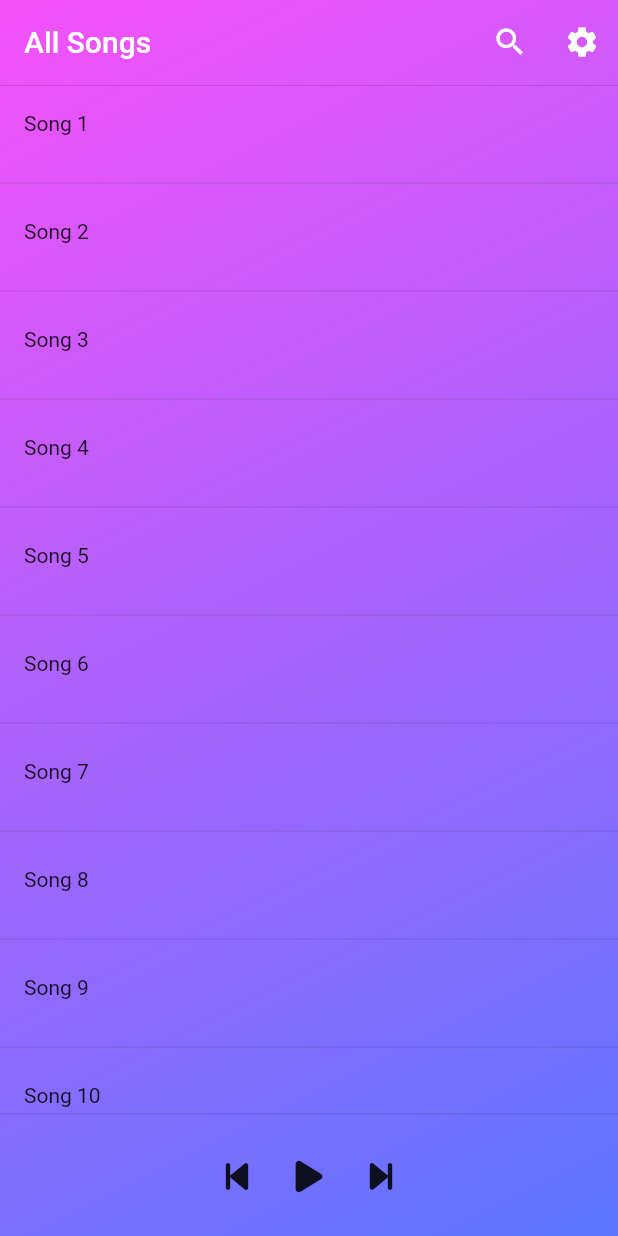
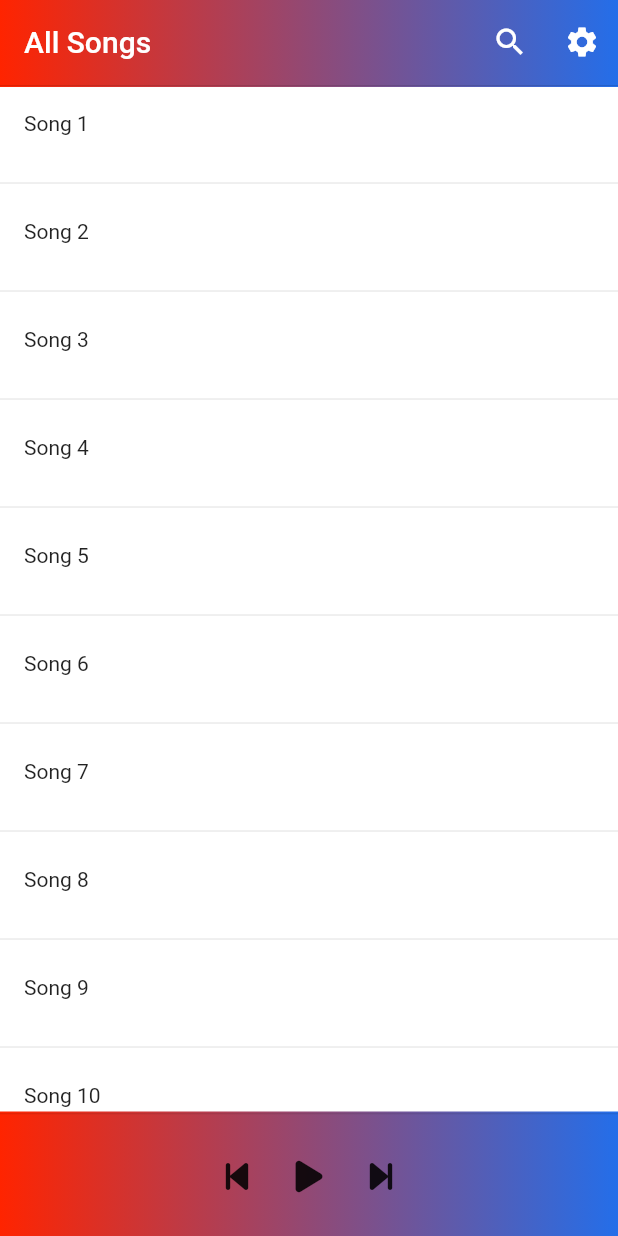
Before and after one commit to Yeezy97/music_player, a Flutter app: the screen it shows after launch, on a phone screen of 412 x 824 dp. Run offline on Flutter 3.47's test engine with Material 2 defaults, Android fonts, the light colour scheme and no system bars; our stand-ins replace font_awesome_flutter.

Commit message:
customizing music list

```diff
--- a/lib/components/custom_drawer.dart
+++ b/lib/components/custom_drawer.dart
@@ -1,4 +1,5 @@
 import 'package:flutter/material.dart';
+import 'package:music_player/components/drawer_menu_buttons.dart';
 import 'package:music_player/music_screen.dart';
 
 class CustomDrawer extends StatefulWidget {
@@ -8,24 +9,27 @@ class CustomDrawer extends StatefulWidget {
   State<CustomDrawer> createState() => _CustomDrawerState();
 }
 
-class _CustomDrawerState extends State<CustomDrawer> with SingleTickerProviderStateMixin {
-
+class _CustomDrawerState extends State<CustomDrawer>
+    with SingleTickerProviderStateMixin {
   late AnimationController animationController;
   final int minDragStartEdge = 365;
   final int maxDragStartEdge = 0;
   late bool _canBeDragged;
 
   @override
-  void initState(){
+  void initState() {
     super.initState();
-    animationController = AnimationController(vsync: this,duration: Duration(milliseconds: 250),
+    animationController = AnimationController(
+      vsync: this,
+      duration: Duration(milliseconds: 250),
     );
   }
 
-  void open(){
+  void open() {
     animationController.forward();
   }
-  void close(){
+
+  void close() {
     animationController.reverse();
   }
 
@@ -33,55 +37,59 @@ class _CustomDrawerState extends State<CustomDrawer> with SingleTickerProviderSt
       ? animationController.forward()
       : animationController.reverse();
 
-  void _onDragStart(DragStartDetails details){
+  void _onDragStart(DragStartDetails details) {
     bool isDragOpenFromLeft = animationController.isDismissed &&
         details.globalPosition.dx < minDragStartEdge;
     bool isDragCloseFromRight = animationController.isCompleted &&
         details.globalPosition.dx > maxDragStartEdge;
     _canBeDragged = isDragOpenFromLeft || isDragCloseFromRight;
   }
-  void _onDragUpdate(DragUpdateDetails details){
-    if (_canBeDragged){
+
+  void _onDragUpdate(DragUpdateDetails details) {
+    if (_canBeDragged) {
       print(details.globalPosition.dx);
       double delta = details.primaryDelta! / maxSlide;
       animationController.value += delta;
     }
   }
-  void _onDragEnd (DragEndDetails details){
+
+  void _onDragEnd(DragEndDetails details) {
     if (animationController.isDismissed || animationController.isCompleted)
       return;
-    if(details.velocity.pixelsPerSecond.dx.abs() >= 365.0){
-      double visualVelocity = details.velocity.pixelsPerSecond.dx / MediaQuery.of(context).size.width;
+    if (details.velocity.pixelsPerSecond.dx.abs() >= 365.0) {
+      double visualVelocity = details.velocity.pixelsPerSecond.dx /
+          MediaQuery.of(context).size.width;
 
-      animationController.fling(velocity:visualVelocity);
-    } else if (animationController.value < 0.5){
+      animationController.fling(velocity: visualVelocity);
+    } else if (animationController.value < 0.5) {
       close();
-    } else{
+    } else {
       open();
     }
   }
 
   final double maxSlide = 225.0;
+
+
   @override
   Widget build(BuildContext context) {
 
-    var myDrawer = Container(color: Colors.blue);
-    var myChild = Container(color: Colors.yellow);
-    return GestureDetector(
+    Size size = MediaQuery.of(context).size;
+    return Scaffold(
+      body: GestureDetector(
         onHorizontalDragStart: _onDragStart,
         onHorizontalDragUpdate: _onDragUpdate,
         onHorizontalDragEnd: _onDragEnd,
         //onTap: toggle,
         child: AnimatedBuilder(
           animation: animationController,
-        builder: (BuildContext, _){
-
+          builder: (BuildContext context,_ ) {
             double slide = maxSlide * animationController.value;
             double scale = 1 - (animationController.value * 0.3);
 
             return Stack(
               children: [
-              myDrawer,
+                MyDrawer(),
                 Transform(
                     transform: Matrix4.identity()
                       ..translate(slide)
@@ -92,6 +100,61 @@ class _CustomDrawerState extends State<CustomDrawer> with SingleTickerProviderSt
             );
           },
         ),
+      ),
     );
   }
 }
+
+class MyDrawer extends StatelessWidget {
+  const MyDrawer({Key? key}) : super(key: key);
+
+  @override
+  Widget build(BuildContext context) {
+    Size size = MediaQuery.of(context).size;
+    return Container(
+      width: double.infinity,
+      decoration: BoxDecoration(
+        gradient: LinearGradient(
+          begin: Alignment.centerRight,
+          end: Alignment.centerLeft,
+          colors: [
+            Color(0xFF246EE9), // royal blue
+            Color(0xFFFF2400), //  scarlet red
+            //Colors.white24
+          ]
+        ),
+      ),
+      child: SafeArea(
+        child: Column(
+          crossAxisAlignment: CrossAxisAlignment.start,
+          children: [
+            Container(
+              padding: EdgeInsets.all(8.0),
+              width: size.width / 2,
+              height: size.height / 6,
+
+              child: Text("Music \n  Player",
+              style: TextStyle(
+                color: Colors.white70,
+                fontSize: 27.0,
+                fontWeight: FontWeight.bold,
+              ),),
+            ),
+            DrawerMenuButton(
+              child: Text("settings"),
+            ),
+            DrawerMenuButton(
+              child: Text("list"),
+            ),
+            DrawerMenuButton(
+              child: Text("current song"),
+            ),
+            DrawerMenuButton(
+              child: Text("playlist"),
+            ),
+          ],
+        ),
+      ),
+    );
+  }
+}
--- a/lib/components/drawer_menu_buttons.dart
+++ b/lib/components/drawer_menu_buttons.dart
@@ -9,7 +9,15 @@ class DrawerMenuButton extends StatelessWidget {
   @override
   Widget build(BuildContext context) {
     return MaterialButton(
-      height: 50,
+      padding: EdgeInsets.symmetric(vertical: 20.0, horizontal: 20.0),
+      shape: Border(
+        top: BorderSide(
+          color: Colors.white24,
+        ),
+        bottom: BorderSide(
+          color: Colors.white24,
+        )
+      ),      height: 50,
       onPressed: onpress,
       child: child!,
 
--- a/lib/constants.dart
+++ b/lib/constants.dart
@@ -4,3 +4,13 @@ LinearGradient customGradientColor = LinearGradient(begin: Alignment.topLeft, en
   Color(0xFFF551F9),
   Color(0xFF5C76FF),
 ]);
+
+LinearGradient drawerGradientColor = LinearGradient(
+    begin: Alignment.centerRight,
+    end: Alignment.centerLeft,
+    colors: [
+      Color(0xFF246EE9), // royal blue
+      Color(0xFFFF2400), //  scarlet red
+      //Colors.white24
+    ]
+);
--- a/lib/music_screen.dart
+++ b/lib/music_screen.dart
@@ -25,7 +25,14 @@ class MusicScreen extends StatelessWidget {
       ),
       body: Container(
         decoration: BoxDecoration(
-          gradient: customGradientColor,
+          gradient: drawerGradientColor,
+          boxShadow: [
+            BoxShadow(
+              color: Colors.black54,
+              blurRadius: 10,
+              offset: Offset(0.3, 0.3)
+            )
+          ]
         ),
         child: SafeArea(
           child: Column(
@@ -61,6 +68,8 @@ class MusicScreen extends StatelessWidget {
               // ),
               //Divider(color: Colors.black),
               Expanded(
+                child: Container(
+                  color: Colors.white,
                   child: ListView.builder(
                     itemCount: mySongs.length,
                     itemBuilder: (context, index) {
@@ -73,6 +82,7 @@ class MusicScreen extends StatelessWidget {
                         ],
                       );
                     },
+                  ),
                 ),
               ),
               Divider(
```
Lines whose indentation alone changed are shown as unchanged.
